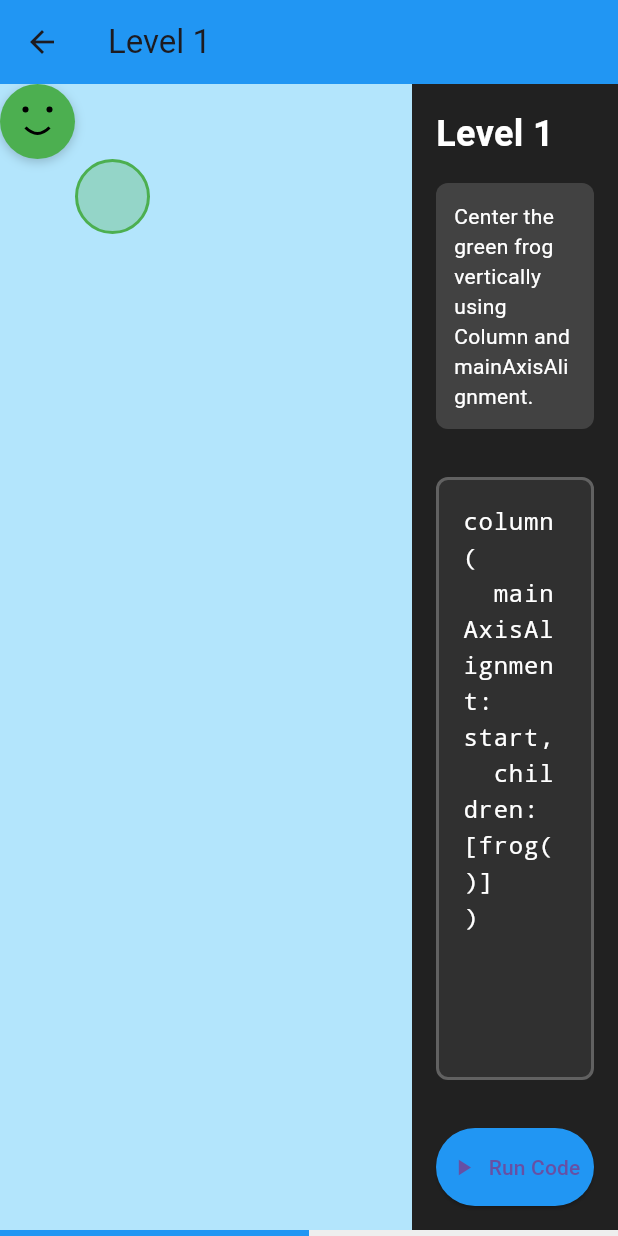
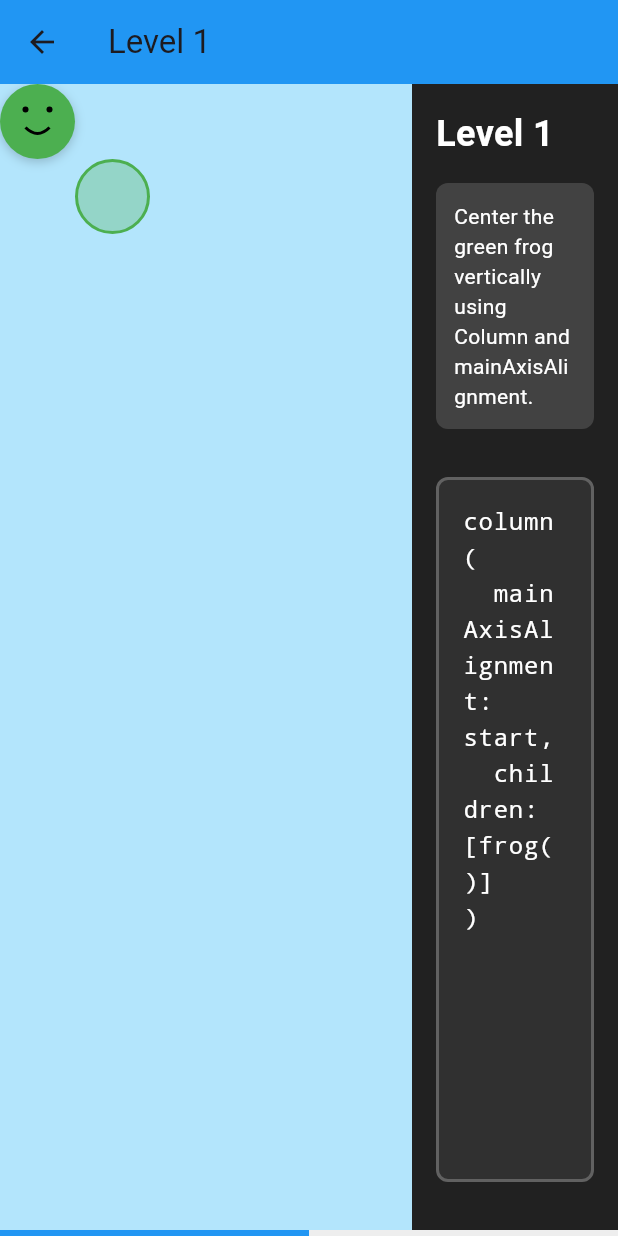
Before and after one commit to alexandrefscampos/tcc, a Flutter app: the screen it shows after launch, after a tap on an icon or button, on a phone screen of 412 x 824 dp. Run offline on Flutter 3.47's test engine with Material 3 defaults, Android fonts, the phone set to English and light mode, and no system bars.

Commit message:
run code when typing

```diff
--- a/lib/widgets/code_input_area.dart
+++ b/lib/widgets/code_input_area.dart
@@ -76,6 +76,7 @@ class _CodeInputAreaState extends State<CodeInputArea> {
                 ),
               ),
               child: TextField(
+                onChanged: (value) => widget.onCodeSubmitted(value),
                 controller: widget.controller,
                 style: const TextStyle(
                   color: Colors.white,
@@ -106,18 +107,6 @@ class _CodeInputAreaState extends State<CodeInputArea> {
                 style: const TextStyle(color: Colors.white),
               ),
             ),
-          const SizedBox(height: 16),
-
-          // Run button
-          ElevatedButton.icon(
-            onPressed: () => widget.onCodeSubmitted(widget.controller.text),
-            style: ElevatedButton.styleFrom(
-              backgroundColor: widget.isCorrect ? Colors.green : Colors.blue,
-              padding: const EdgeInsets.symmetric(vertical: 16),
-            ),
-            icon: Icon(widget.isCorrect ? Icons.check : Icons.play_arrow),
-            label: Text(widget.isCorrect ? 'Completed!' : 'Run Code'),
-          ),
         ],
       ),
     );
```
